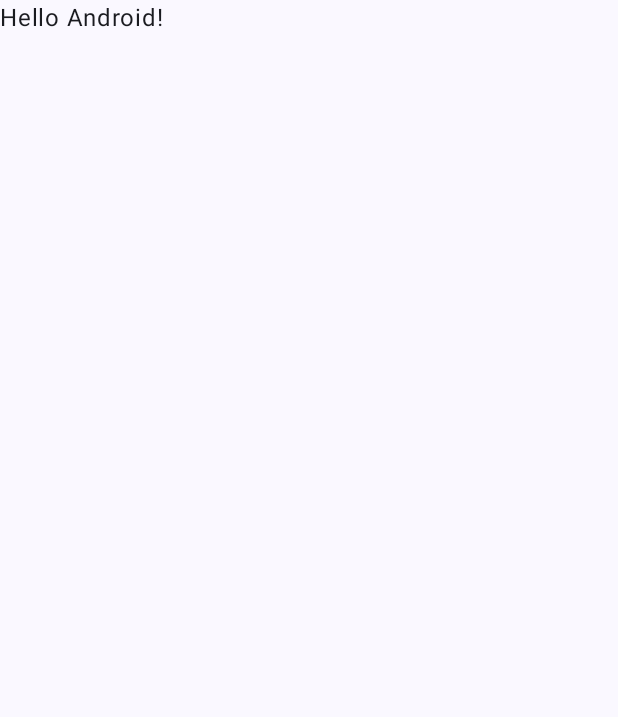
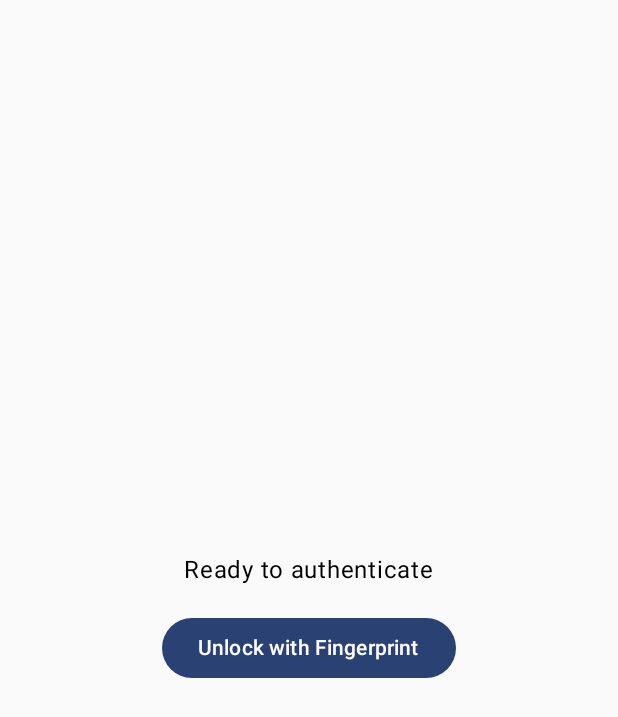
Before and after one commit to attralan/All-Device-Finger-Privacy, an Android app built with Jetpack Compose: the screen it shows after launch (MainActivity), on a phone screen of 412 x 824 dp. Before the commit the part shown is almost empty. Shown: the top 717 px of the screen. Run offline under Robolectric (Android 15) with nearby library versions, the light colour scheme and no system bars.

Commit message:
Implement Android biometric authentication

```diff
--- a/01_Android/FingerprintUnlock/app/build.gradle.kts
+++ b/01_Android/FingerprintUnlock/app/build.gradle.kts
@@ -51,4 +51,5 @@ dependencies {
     androidTestImplementation(libs.androidx.junit)
     debugImplementation(libs.androidx.compose.ui.test.manifest)
     debugImplementation(libs.androidx.compose.ui.tooling)
+    implementation(libs.androidx.biometric)
 }
--- a/01_Android/FingerprintUnlock/app/src/main/java/com/example/fingerprintunlock/MainActivity.kt
+++ b/01_Android/FingerprintUnlock/app/src/main/java/com/example/fingerprintunlock/MainActivity.kt
@@ -1,47 +1,101 @@
 package com.example.fingerprintunlock
 
 import android.os.Bundle
-import androidx.activity.ComponentActivity
 import androidx.activity.compose.setContent
 import androidx.activity.enableEdgeToEdge
+import androidx.compose.foundation.layout.Arrangement
+import androidx.compose.foundation.layout.Column
+import androidx.compose.foundation.layout.Spacer
 import androidx.compose.foundation.layout.fillMaxSize
-import androidx.compose.foundation.layout.padding
-import androidx.compose.material3.Scaffold
+import androidx.compose.foundation.layout.height
+import androidx.compose.material3.Button
 import androidx.compose.material3.Text
 import androidx.compose.runtime.Composable
+import androidx.compose.runtime.getValue
+import androidx.compose.runtime.mutableStateOf
+import androidx.compose.runtime.remember
+import androidx.compose.runtime.setValue
+import androidx.compose.ui.Alignment
 import androidx.compose.ui.Modifier
-import androidx.compose.ui.tooling.preview.Preview
+import androidx.compose.ui.unit.dp
+import androidx.fragment.app.FragmentActivity
 import com.example.fingerprintunlock.ui.theme.FingerprintUnlockTheme
 
-class MainActivity : ComponentActivity() {
+class MainActivity : FragmentActivity() {
+
     override fun onCreate(savedInstanceState: Bundle?) {
         super.onCreate(savedInstanceState)
         enableEdgeToEdge()
+
+        val biometricAuthenticator = BiometricAuthenticator(this)
+
         setContent {
             FingerprintUnlockTheme {
-                Scaffold(modifier = Modifier.fillMaxSize()) { innerPadding ->
-                    Greeting(
-                        name = "Android",
-                        modifier = Modifier.padding(innerPadding)
-                    )
-                }
+                FingerprintUnlockScreen(
+                    onAuthenticate = { onSuccess, onFailure ->
+                        biometricAuthenticator.authenticate(
+                            onSuccess = onSuccess,
+                            onFailure = onFailure
+                        )
+                    }
+                )
             }
         }
     }
 }
 
 @Composable
-fun Greeting(name: String, modifier: Modifier = Modifier) {
-    Text(
-        text = "Hello $name!",
-        modifier = modifier
-    )
-}
+fun FingerprintUnlockScreen(
+    onAuthenticate: (
+        onSuccess: () -> Unit,
+        onFailure: () -> Unit
+    ) -> Unit
+) {
+    var message by remember {
+        mutableStateOf("Ready to authenticate")
+    }
 
-@Preview(showBackground = true)
-@Composable
-fun GreetingPreview() {
-    FingerprintUnlockTheme {
-        Greeting("Android")
+    var isAuthenticated by remember {
+        mutableStateOf(false)
+    }
+
+    Column(
+        modifier = Modifier.fillMaxSize(),
+        horizontalAlignment = Alignment.CenterHorizontally,
+        verticalArrangement = Arrangement.Center
+    ) {
+
+        Text(text = message)
+
+        Spacer(
+            modifier = Modifier.height(16.dp)
+        )
+
+        Button(
+            onClick = {
+                message = "Waiting for fingerprint..."
+                isAuthenticated = false
+
+                onAuthenticate(
+                    {
+                        message = "Fingerprint verified successfully!"
+                        isAuthenticated = true
+                    },
+                    {
+                        message = "Fingerprint not recognized"
+                        isAuthenticated = false
+                    }
+                )
+            },
+            enabled = !isAuthenticated
+        ) {
+            Text(
+                text = if (isAuthenticated) {
+                    "Authenticated ✓"
+                } else {
+                    "Unlock with Fingerprint"
+                }
+            )
+        }
     }
 }
--- a/01_Android/FingerprintUnlock/gradle/libs.versions.toml
+++ b/01_Android/FingerprintUnlock/gradle/libs.versions.toml
@@ -8,6 +8,7 @@ lifecycleRuntimeKtx = "2.11.0"
 activityCompose = "1.13.0"
 kotlin = "2.2.10"
 composeBom = "2026.02.01"
+biometric = "1.1.0"
 
 [libraries]
 androidx-core-ktx = { group = "androidx.core", name = "core-ktx", version.ref = "coreKtx" }
@@ -24,6 +25,7 @@ androidx-compose-ui-tooling-preview = { group = "androidx.compose.ui", name = "u
 androidx-compose-ui-test-manifest = { group = "androidx.compose.ui", name = "ui-test-manifest" }
 androidx-compose-ui-test-junit4 = { group = "androidx.compose.ui", name = "ui-test-junit4" }
 androidx-compose-material3 = { group = "androidx.compose.material3", name = "material3" }
+androidx-biometric = { group = "androidx.biometric", name = "biometric", version.ref = "biometric" }
 
 [plugins]
 android-application = { id = "com.android.application", version.ref = "agp" }
```
Also changed, not shown: 01_Android/FingerprintUnlock/app/src/main/java/com/example/fingerprintunlock/BiometricAuthenticator.kt (added, +55 -0 lines).
